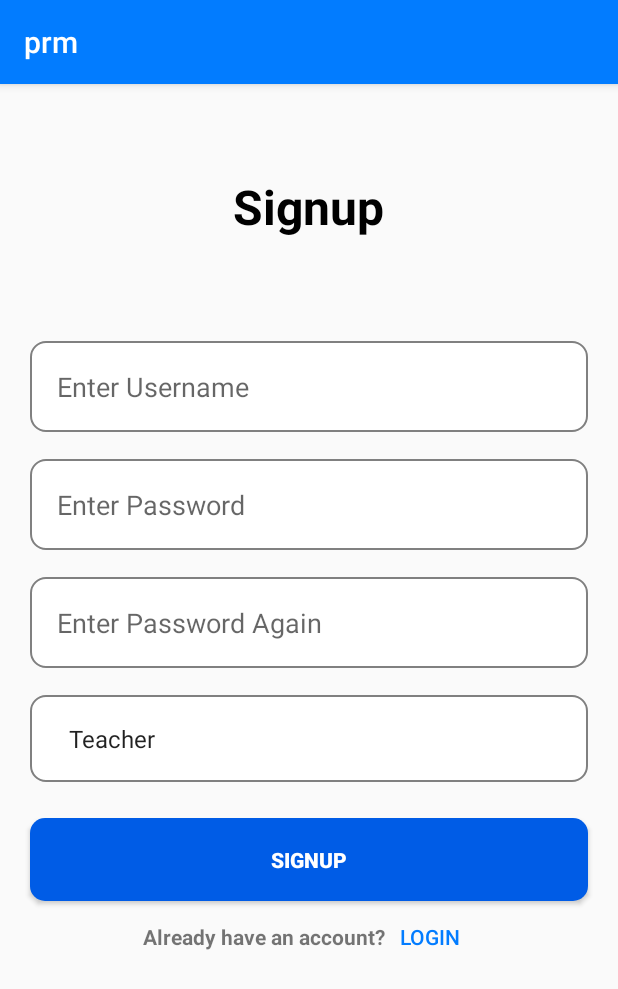
After one commit to NguyenHuuKien1105/Prm_project, an Android app: the RegisterActivity screen opened directly, with no data from a screen before it, on a phone screen of 412 x 824 dp. The commit adds this screen. Shown: the top 989 px of the screen. Run offline under Robolectric (Android 15) with nearby library versions, the phone set to English and light mode, and no system bars.

Commit message:
Add User Table, addUser(), checkUser(), checkUserExists(). Add Login, Register Activity. Add rounded_button.xml, rounded_edittext.xml

```diff
--- a/app/src/main/java/com/example/prm/DBHelper.java
+++ b/app/src/main/java/com/example/prm/DBHelper.java
@@ -73,6 +73,26 @@ public class DBHelper extends SQLiteOpenHelper {
     private static final String DROP_STATUS_TABLE = "DROP TABLE IF EXISTS " + STATUS_TABLE_NAME;
     private static final String SELECT_STATUS_TABLE = "SELECT * FROM " + STATUS_TABLE_NAME;
 
+
+    // USER TABLE
+    public static final String USER_TABLE_NAME = "USER_TABLE";
+    public static final String USER_ID = "USER_ID";
+    public static final String USER_NAME = "USER_NAME";
+    public static final String USER_PASSWORD = "USER_PASSWORD";
+    public static final String USER_ROLE = "USER_ROLE";
+
+    private static final String CREATE_USER_TABLE =
+            "CREATE TABLE " + USER_TABLE_NAME +
+                    "(" +
+                    USER_ID + " INTEGER PRIMARY KEY AUTOINCREMENT NOT NULL, " +
+                    USER_NAME + " TEXT NOT NULL, " +
+                    USER_PASSWORD + " TEXT NOT NULL, " +
+                    USER_ROLE + " TEXT NOT NULL" +
+                    ");";
+
+    private static final String DROP_USER_TABLE = "DROP TABLE IF EXISTS " + USER_TABLE_NAME;
+    private static final String SELECT_USER_TABLE = "SELECT * FROM " + USER_TABLE_NAME;
+
     public DBHelper(@Nullable Context context) {
         super(context, "Attendance.db", null, VERSION);
     }
@@ -82,6 +102,7 @@ public class DBHelper extends SQLiteOpenHelper {
         db.execSQL(CREATE_CLASS_TABLE);
         db.execSQL(CREATE_STUDENT_TABLE);
         db.execSQL(CREATE_STATUS_TABLE);
+        db.execSQL(CREATE_USER_TABLE);
     }
 
 
@@ -91,6 +112,7 @@ public class DBHelper extends SQLiteOpenHelper {
             db.execSQL(DROP_CLASS_TABLE);
             db.execSQL(DROP_STUDENT_TABLE);
             db.execSQL(DROP_STATUS_TABLE);
+            db.execSQL(DROP_USER_TABLE);
         } catch (SQLException e) {
             e.printStackTrace();
         }
@@ -226,4 +248,36 @@ public class DBHelper extends SQLiteOpenHelper {
                 "substr(" + DATE_KEY + ",4,7)", null, null);
     }
 
+    //Create user
+    long addUser(String username, String password, String role) {
+        SQLiteDatabase database = this.getWritableDatabase();
+        ContentValues values = new ContentValues();
+        values.put(USER_NAME, username);
+        values.put(USER_PASSWORD, password);
+        values.put(USER_ROLE, role);
+
+        return database.insert(USER_TABLE_NAME, null, values);
+    }
+
+    // Check if a user exists
+    boolean checkUser(String username, String password) {
+        SQLiteDatabase database = this.getReadableDatabase();
+        String whereClause = USER_NAME + "=? AND " + USER_PASSWORD + "=?";
+        String[] whereArgs = {username, password};
+        Cursor cursor = database.query(USER_TABLE_NAME, null, whereClause, whereArgs, null, null, null);
+        boolean result = cursor.moveToFirst();
+        cursor.close();
+        return result;
+    }
+
+    // Check if a user already exists
+    boolean checkUserExists(String username) {
+        SQLiteDatabase database = this.getReadableDatabase();
+        String whereClause = USER_NAME + "=?";
+        String[] whereArgs = {username};
+        Cursor cursor = database.query(USER_TABLE_NAME, null, whereClause, whereArgs, null, null, null);
+        boolean result = cursor.moveToFirst();
+        cursor.close();
+        return result;
+    }
 }
--- /dev/null
+++ b/app/src/main/java/com/example/prm/RegisterActivity.java
@@ -0,0 +1,86 @@
+package com.example.prm;
+
+import android.content.Intent;
+import android.os.Bundle;
+import android.view.View;
+import android.widget.ArrayAdapter;
+import android.widget.Button;
+import android.widget.EditText;
+import android.widget.Spinner;
+import android.widget.Toast;
+
+import androidx.activity.EdgeToEdge;
+import androidx.appcompat.app.AppCompatActivity;
+import androidx.core.graphics.Insets;
+import androidx.core.view.ViewCompat;
+import androidx.core.view.WindowInsetsCompat;
+
+public class RegisterActivity extends AppCompatActivity {
+
+    EditText username, password, rePassword;
+    Button signupBtn;
+    DBHelper dbHelper;
+
+    @Override
+    protected void onCreate(Bundle savedInstanceState) {
+        super.onCreate(savedInstanceState);
+        EdgeToEdge.enable(this);
+        setContentView(R.layout.activity_register);
+        ViewCompat.setOnApplyWindowInsetsListener(findViewById(R.id.main), (v, insets) -> {
+            Insets systemBars = insets.getInsets(WindowInsetsCompat.Type.systemBars());
+            v.setPadding(systemBars.left, systemBars.top, systemBars.right, systemBars.bottom);
+            return insets;
+        });
+
+        //Spinner
+        Spinner roleSpinner = findViewById(R.id.role);
+
+        //Set up ArrayAdapter for Spinner
+        ArrayAdapter<CharSequence> adapter = ArrayAdapter.createFromResource(this, R.array.roles, android.R.layout.simple_spinner_item);
+        adapter.setDropDownViewResource(android.R.layout.simple_spinner_dropdown_item);
+        roleSpinner.setAdapter(adapter);
+
+        //DB setting
+        dbHelper = new DBHelper(this);
+
+        username = findViewById(R.id.username);
+        password = findViewById(R.id.password);
+        rePassword = findViewById(R.id.rePassword);
+
+        signupBtn = findViewById(R.id.signup);
+        signupBtn.setOnClickListener(new View.OnClickListener() {
+            @Override
+            public void onClick(View view) {
+                String usernameStr = username.getText().toString();
+                String passwordStr = password.getText().toString();
+                String rePasswordStr = rePassword.getText().toString();
+
+                String roleStr = roleSpinner.getSelectedItem().toString();
+
+                //Check if the fields are empty
+                if (usernameStr.isEmpty() || passwordStr.isEmpty() || rePasswordStr.isEmpty()) {
+                    Toast.makeText(RegisterActivity.this, "Please enter information", Toast.LENGTH_SHORT).show();
+                }else{
+                    // Check if the username already exists
+                    if (dbHelper.checkUserExists(usernameStr)) {
+                        Toast.makeText(RegisterActivity.this, "Username already exists", Toast.LENGTH_SHORT).show();
+                    }else {
+                        // Check if the password matches
+                        if (passwordStr.equals(rePasswordStr)) {
+                            Toast.makeText(RegisterActivity.this, "Register successfully", Toast.LENGTH_SHORT).show();
+                            dbHelper.addUser(usernameStr, passwordStr, roleStr);
+                            Intent intent = new Intent(RegisterActivity.this, LoginActivity.class);
+                            intent.putExtra("username", usernameStr);
+                            intent.putExtra("password", passwordStr);
+                            intent.putExtra("role", roleStr);
+                            startActivity(intent);
+                            finish();
+                        }else {
+                            Toast.makeText(RegisterActivity.this, "Password does not match", Toast.LENGTH_SHORT).show();
+                        }
+                    }
+                }
+            }
+        });
+    }
+}
--- /dev/null
+++ b/app/src/main/res/drawable/rounded_button.xml
@@ -0,0 +1,9 @@
+<?xml version="1.0" encoding="utf-8"?>
+<shape xmlns:android="http://schemas.android.com/apk/res/android" android:shape="rectangle">
+    <solid android:color="@color/colorPrimaryDark"/>
+    <corners
+        android:bottomRightRadius="10dp"
+        android:bottomLeftRadius="10dp"
+        android:topLeftRadius="10dp"
+        android:topRightRadius="10dp" />
+</shape>
--- /dev/null
+++ b/app/src/main/res/drawable/rounded_edittext.xml
@@ -0,0 +1,12 @@
+<?xml version="1.0" encoding="utf-8"?>
+<shape xmlns:android="http://schemas.android.com/apk/res/android"
+    android:shape="rectangle" android:padding="15dp">
+
+    <solid android:color="#FFFFFF" />
+    <corners
+        android:bottomRightRadius="10dp"
+        android:bottomLeftRadius="10dp"
+        android:topLeftRadius="10dp"
+        android:topRightRadius="10dp" />
+    <stroke android:width="1dip" android:color="#808080" />
+</shape>
--- /dev/null
+++ b/app/src/main/res/layout/activity_register.xml
@@ -0,0 +1,123 @@
+<?xml version="1.0" encoding="utf-8"?>
+<androidx.constraintlayout.widget.ConstraintLayout xmlns:android="http://schemas.android.com/apk/res/android"
+    xmlns:app="http://schemas.android.com/apk/res-auto"
+    xmlns:tools="http://schemas.android.com/tools"
+    android:id="@+id/main"
+    android:layout_width="match_parent"
+    android:layout_height="match_parent"
+    tools:context=".RegisterActivity">
+
+    <TextView
+        android:id="@+id/textViewSignup"
+        android:layout_width="wrap_content"
+        android:layout_height="wrap_content"
+        android:layout_marginTop="60dp"
+        android:text="Signup"
+        android:textColor="@color/black"
+        android:textSize="32sp"
+        android:textStyle="bold"
+        app:layout_constraintEnd_toEndOf="parent"
+        app:layout_constraintHorizontal_bias="0.498"
+        app:layout_constraintStart_toStartOf="parent"
+        app:layout_constraintTop_toTopOf="parent" />
+
+    <EditText
+        android:id="@+id/username"
+        android:layout_width="match_parent"
+        android:layout_height="wrap_content"
+        android:layout_marginStart="20dp"
+        android:layout_marginTop="68dp"
+        android:layout_marginEnd="20dp"
+        android:background="@drawable/rounded_edittext"
+        android:hint="Enter Username"
+        android:padding="18dp"
+        app:layout_constraintEnd_toEndOf="parent"
+        app:layout_constraintHorizontal_bias="0.0"
+        app:layout_constraintStart_toStartOf="parent"
+        app:layout_constraintTop_toBottomOf="@+id/textViewSignup" />
+
+    <EditText
+        android:id="@+id/password"
+        android:layout_width="match_parent"
+        android:layout_height="wrap_content"
+        android:layout_marginTop="18dp"
+        android:background="@drawable/rounded_edittext"
+        android:hint="Enter Password"
+        android:inputType="textPassword"
+        android:padding="18dp"
+        android:layout_marginStart="20dp"
+        android:layout_marginEnd="20dp"
+        app:layout_constraintEnd_toEndOf="parent"
+        app:layout_constraintHorizontal_bias="0.0"
+        app:layout_constraintStart_toStartOf="parent"
+        app:layout_constraintTop_toBottomOf="@+id/username" />
+
+    <EditText
+        android:id="@+id/rePassword"
+        android:layout_width="match_parent"
+        android:layout_height="wrap_content"
+        android:layout_marginTop="18dp"
+        android:background="@drawable/rounded_edittext"
+        android:hint="Enter Password Again"
+        android:inputType="textPassword"
+        android:padding="18dp"
+        android:layout_marginStart="20dp"
+        android:layout_marginEnd="20dp"
+        app:layout_constraintEnd_toEndOf="parent"
+        app:layout_constraintHorizontal_bias="0.0"
+        app:layout_constraintStart_toStartOf="parent"
+        app:layout_constraintTop_toBottomOf="@+id/password" />
+
+    <Spinner
+        android:id="@+id/role"
+        android:layout_width="match_parent"
+        android:layout_height="wrap_content"
+        android:layout_marginTop="18dp"
+        android:padding="18dp"
+        android:layout_marginStart="20dp"
+        android:layout_marginEnd="20dp"
+        android:background="@drawable/rounded_edittext"
+        app:layout_constraintEnd_toEndOf="parent"
+        app:layout_constraintStart_toStartOf="parent"
+        app:layout_constraintTop_toBottomOf="@+id/rePassword" />
+
+    <Button
+        android:id="@+id/signup"
+        android:layout_width="match_parent"
+        android:layout_height="wrap_content"
+        android:layout_marginStart="20dp"
+        android:layout_marginTop="24dp"
+        android:layout_marginEnd="20dp"
+        android:background="@drawable/rounded_button"
+        android:padding="18dp"
+        android:text="Signup"
+        android:textColor="@color/white"
+        android:textStyle="bold"
+        app:layout_constraintEnd_toEndOf="parent"
+        app:layout_constraintHorizontal_bias="1.0"
+        app:layout_constraintStart_toStartOf="parent"
+        app:layout_constraintTop_toBottomOf="@+id/role" />
+
+    <LinearLayout
+        android:layout_width="wrap_content"
+        android:layout_height="wrap_content"
+        android:orientation="horizontal"
+        app:layout_constraintEnd_toEndOf="parent"
+        app:layout_constraintStart_toStartOf="parent"
+        app:layout_constraintTop_toBottomOf="@+id/signup">
+
+        <TextView
+            android:layout_width="wrap_content"
+            android:layout_height="wrap_content"
+            android:text="Already have an account?"
+            android:textStyle="bold"/>
+
+        <Button
+            android:id="@+id/signupBtn"
+            android:layout_width="60dp"
+            android:layout_height="wrap_content"
+            android:background="@android:color/transparent"
+            android:text="Login"
+            android:textColor="@color/colorPrimary" />
+    </LinearLayout>
+</androidx.constraintlayout.widget.ConstraintLayout>
--- a/app/src/main/res/values/strings.xml
+++ b/app/src/main/res/values/strings.xml
@@ -1,3 +1,8 @@
 <resources>
     <string name="app_name">prm</string>
+
+    <string-array name="roles">
+        <item>Teacher</item>
+        <item>Admin</item>
+    </string-array>
 </resources>
```
Also changed, not shown: app/src/main/AndroidManifest.xml (+13 -6 lines), app/src/main/java/com/example/prm/LoginActivity.java (added, +98 -0 lines), app/src/main/java/com/example/prm/UserItem.java (added, +47 -0 lines), app/src/main/res/layout/activity_login.xml (added, +116 -0 lines).
